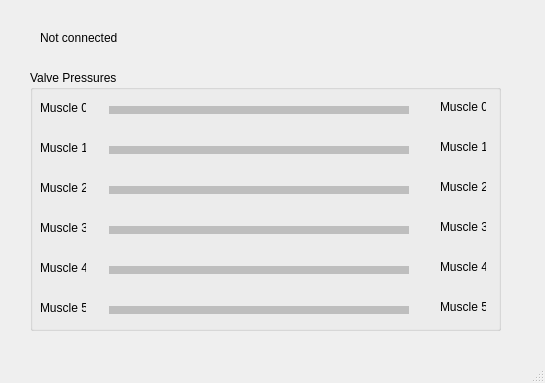
This is output/fstlib/festo_emulator.ui in michaelmargolis/MdxMotionPlatformV3 as Qt 5 draws it before an edit. The edited form follows.
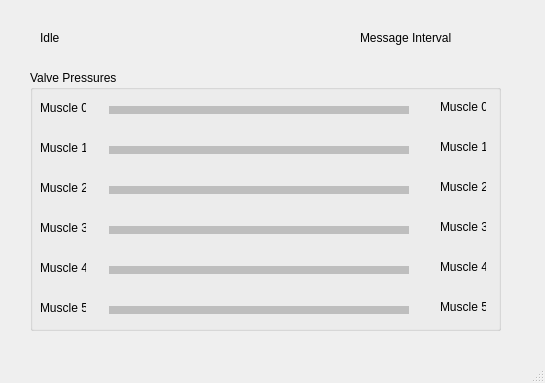
This is the edited form.

Commit message:
Modified clients to derive from client_api base class Moved client_api code from common to parent directory
Modified controller service polling implementation to improve timing accuracy
Added code to save timer diagnostics to file - todo remove this following testing

Renamed reset method to reset_vr

Modified slow move logic in muscle_output

```diff
--- a/output/fstlib/festo_emulator.ui
+++ b/output/fstlib/festo_emulator.ui
@@ -325,7 +325,33 @@
      </rect>
     </property>
     <property name="text">
-     <string>Not connected</string>
+     <string>Idle</string>
+    </property>
+   </widget>
+   <widget class="QLabel" name="label_interval">
+    <property name="geometry">
+     <rect>
+      <x>360</x>
+      <y>30</y>
+      <width>91</width>
+      <height>16</height>
+     </rect>
+    </property>
+    <property name="text">
+     <string>Message Interval</string>
+    </property>
+   </widget>
+   <widget class="QLabel" name="lbl_interval">
+    <property name="geometry">
+     <rect>
+      <x>450</x>
+      <y>30</y>
+      <width>41</width>
+      <height>16</height>
+     </rect>
+    </property>
+    <property name="text">
+     <string> </string>
     </property>
    </widget>
   </widget>
```
The commit also changes 27 other files.
